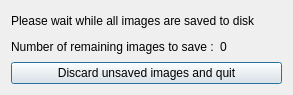
Old version of the form src/als/ui/save_wait_ui.ui in the repository gehelem/als.
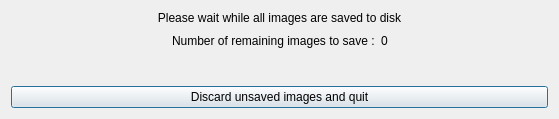
New version of the form.

```diff
--- a/src/als/ui/save_wait_ui.ui
+++ b/src/als/ui/save_wait_ui.ui
@@ -9,8 +9,8 @@
    <rect>
     <x>0</x>
     <y>0</y>
-    <width>293</width>
-    <height>95</height>
+    <width>559</width>
+    <height>119</height>
    </rect>
   </property>
   <property name="windowTitle">
@@ -25,10 +25,26 @@
      <property name="text">
       <string>Please wait while all images are saved to disk</string>
      </property>
+     <property name="alignment">
+      <set>Qt::AlignCenter</set>
+     </property>
     </widget>
    </item>
    <item>
     <layout class="QHBoxLayout" name="horizontalLayout">
+     <item>
+      <spacer name="horizontalSpacer">
+       <property name="orientation">
+        <enum>Qt::Horizontal</enum>
+       </property>
+       <property name="sizeHint" stdset="0">
+        <size>
+         <width>40</width>
+         <height>20</height>
+        </size>
+       </property>
+      </spacer>
+     </item>
      <item>
       <widget class="QLabel" name="label_2">
        <property name="text">
@@ -43,8 +59,34 @@
        </property>
       </widget>
      </item>
+     <item>
+      <spacer name="horizontalSpacer_2">
+       <property name="orientation">
+        <enum>Qt::Horizontal</enum>
+       </property>
+       <property name="sizeHint" stdset="0">
+        <size>
+         <width>40</width>
+         <height>20</height>
+        </size>
+       </property>
+      </spacer>
+     </item>
     </layout>
    </item>
+   <item>
+    <spacer name="verticalSpacer">
+     <property name="orientation">
+      <enum>Qt::Vertical</enum>
+     </property>
+     <property name="sizeHint" stdset="0">
+      <size>
+       <width>20</width>
+       <height>40</height>
+      </size>
+     </property>
+    </spacer>
+   </item>
    <item>
     <widget class="QPushButton" name="btn_quit">
      <property name="text">
```
Left out of the diff: 2 changed lines with no effect on the pictures.
